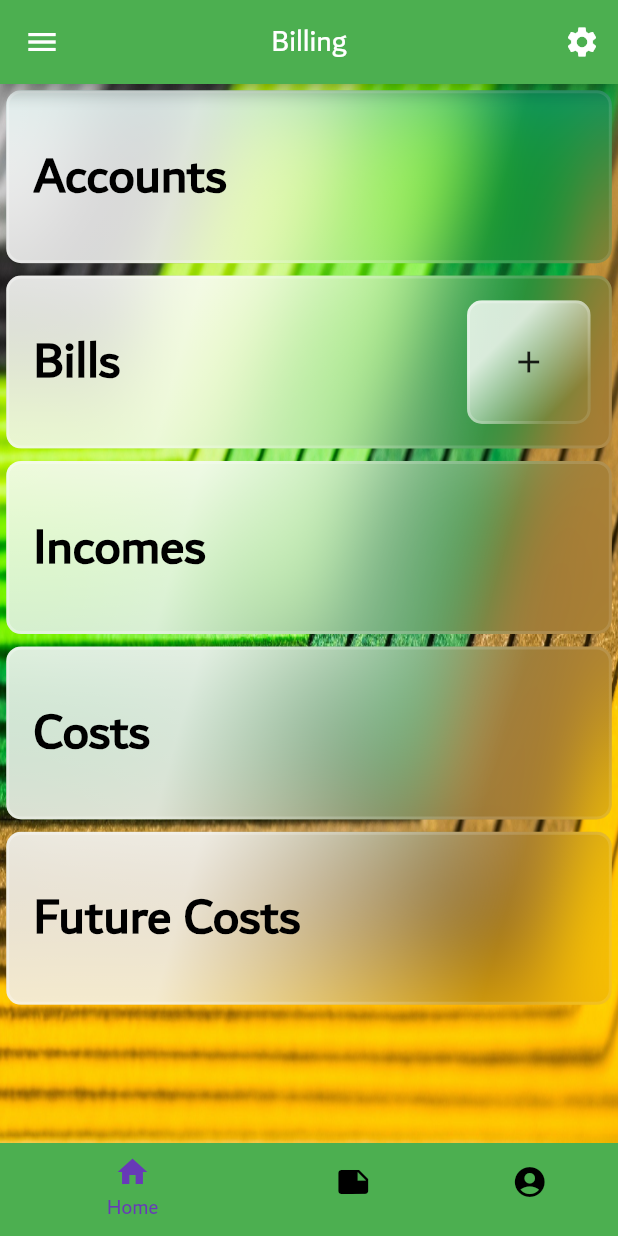
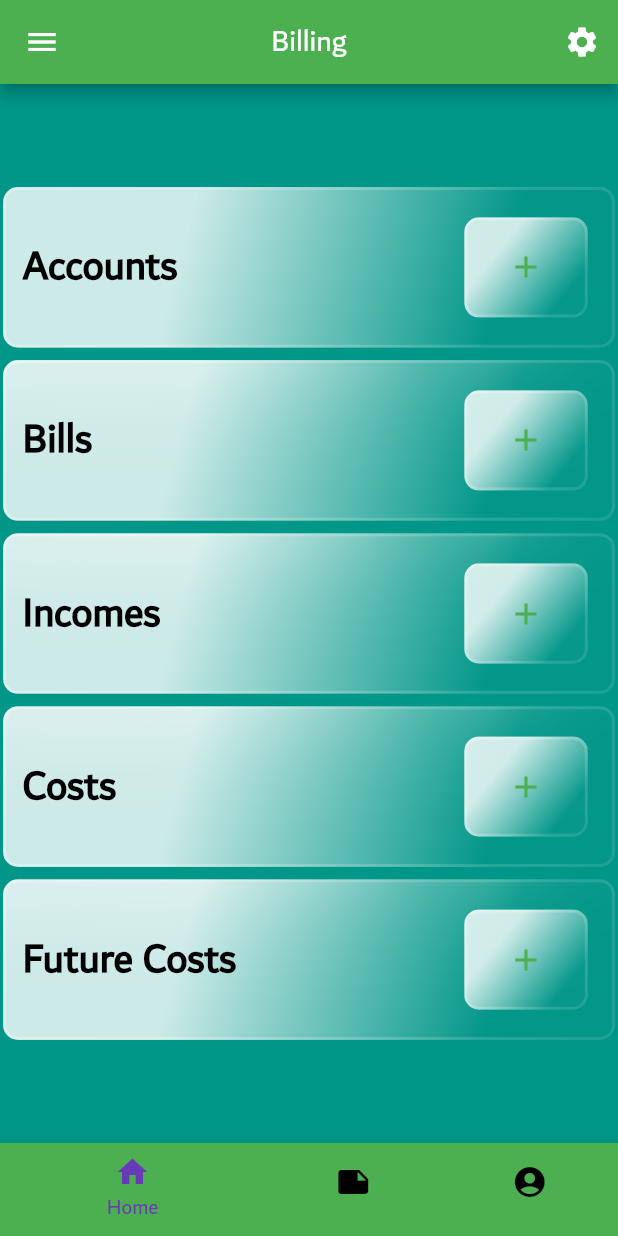
Before and after one commit to abbasyazdanmehr/billing-app-flutter, a Flutter app: the screen it shows after launch, on a phone screen of 412 x 824 dp. Run offline on Flutter 3.47's test engine with Material 2 defaults, Android fonts, the phone set to English and light mode, and no system bars; drawn by our look-alikes of glassmorphism; our stand-ins replace get, sizer, sqflite; accounts and stored records are empty.

Commit message:
some ui change.

```diff
--- a/lib/constants/constants.dart
+++ b/lib/constants/constants.dart
@@ -1,5 +1,8 @@
+import 'package:billing_app/views/profile_views/settings_view.dart';
 import 'package:flutter/material.dart';
+import 'package:get/get.dart';
 import 'package:glassmorphism/glassmorphism.dart';
+import 'package:sizer/sizer.dart';
 
 class Constants {
   static const Color themeColor = Colors.green;
@@ -12,7 +15,13 @@ class Constants {
     return AppBar(
       title: Text('Billing'),
       centerTitle: true,
-      actions: [IconButton(onPressed: () {}, icon: Icon(Icons.settings))],
+      actions: [
+        IconButton(
+            onPressed: () {
+              Get.to(SettingsView());
+            },
+            icon: Icon(Icons.settings))
+      ],
     );
   }
 
@@ -33,7 +42,8 @@ class Constants {
       {BuildContext context, heightRatio, widthRatio, Widget content}) {
     final Size size = MediaQuery.of(context).size;
     return Padding(
-      padding: EdgeInsets.all(0.01 * size.width),
+      padding: EdgeInsets.symmetric(
+          vertical: 0.005 * size.height, horizontal: 0.005 * size.width),
       child: Container(
         width: size.width * widthRatio,
         height: size.height * heightRatio,
@@ -64,10 +74,7 @@ class Constants {
               Color((0xFFFFFFFF)).withOpacity(0.1),
             ],
           ),
-          child: Padding(
-            padding: EdgeInsets.all(10),
-            child: content,
-          ),
+          child: content,
         ),
       ),
     );
--- a/lib/views/base_view.dart
+++ b/lib/views/base_view.dart
@@ -61,10 +61,6 @@ class _BaseViewState extends State<BaseView> {
           Container(
             width: size.width,
             height: size.height,
-            child: Image.asset(
-              'assets/images/colori.jpg',
-              fit: BoxFit.fill,
-            ),
           ),
           showScreen(),
         ],
--- a/lib/views/home_view.dart
+++ b/lib/views/home_view.dart
@@ -3,7 +3,9 @@ import 'package:billing_app/controllers/lists_controller.dart';
 import 'package:billing_app/controllers/small_object_controller.dart';
 import 'package:billing_app/enums/turnover_type.dart';
 import 'package:billing_app/views/home_views/accounts_list_view.dart';
+import 'package:billing_app/views/home_views/add_account_view.dart';
 import 'package:billing_app/views/home_views/add_bill_view.dart';
+import 'package:billing_app/views/home_views/add_turnover_view.dart';
 import 'package:billing_app/views/home_views/bills_list_view.dart';
 import 'package:billing_app/views/home_views/turnovers_list_view.dart';
 import 'package:flutter/cupertino.dart';
@@ -16,108 +18,16 @@ class HomeView extends StatelessWidget {
   final smallController = Get.put(SmallObjectController());
   @override
   Widget build(BuildContext context) {
-    Widget accounts(context) {
-      return Constants.responsiveGlassBlock(
-        context: context,
-        widthRatio: 1,
-        heightRatio: 0.14,
-        content: TextButton(
-          onPressed: () {
-            Get.to(AccountsListView());
-          },
-          child: Align(
-            alignment: Alignment.centerLeft,
-            child: Text(
-              'Accounts',
-              style: TextStyle(
-                color: Constants.darkColor,
-                fontSize: 25.sp,
-                fontWeight: FontWeight.bold,
-              ),
-            ),
-          ),
-        ),
-      );
-    }
-
-    Widget incomes(context) {
-      return Constants.responsiveGlassBlock(
-        context: context,
-        widthRatio: 1,
-        heightRatio: 0.14,
-        content: TextButton(
-          onPressed: () {
-            smallController.setTurnOver(TurnoverType.Income);
-            Get.to(TurnoversListView());
-          },
-          child: Align(
-            alignment: Alignment.centerLeft,
-            child: Text(
-              'Incomes',
-              style: TextStyle(
-                color: Constants.darkColor,
-                fontSize: 25.sp,
-                fontWeight: FontWeight.bold,
-              ),
-            ),
-          ),
-        ),
-      );
-    }
-
-    Widget costs(context) {
-      return Constants.responsiveGlassBlock(
-        context: context,
-        widthRatio: 1,
-        heightRatio: 0.14,
-        content: TextButton(
-          onPressed: () {
-            smallController.setTurnOver(TurnoverType.Cost);
-            Get.to(TurnoversListView());
-          },
-          child: Align(
-            alignment: Alignment.centerLeft,
-            child: Text(
-              'Costs',
-              style: TextStyle(
-                color: Constants.darkColor,
-                fontSize: 25.sp,
-                fontWeight: FontWeight.bold,
-              ),
-            ),
-          ),
-        ),
-      );
-    }
-
-    Widget addBill() {
-      return Constants.responsiveGlassBlock(
-        context: context,
-        widthRatio: 0.2,
-        heightRatio: 0.1,
-        content: Center(
-          child: IconButton(
-            onPressed: () {
-              Get.to(AddBillView());
-            },
-            icon: Icon(Icons.add),
-          ),
-        ),
-      );
-    }
-
-    Widget listBills() {
-      return TextButton(
-        onPressed: () {
-          Get.to(BillsListView());
-        },
+    Widget listBlock(String choiceText) {
+      return Padding(
+        padding: const EdgeInsets.all(5),
         child: Align(
           alignment: Alignment.centerLeft,
           child: Text(
-            'Bills',
+            choiceText,
             style: TextStyle(
               color: Constants.darkColor,
-              fontSize: 25.sp,
+              fontSize: 20.sp,
               fontWeight: FontWeight.bold,
             ),
           ),
@@ -125,56 +35,78 @@ class HomeView extends StatelessWidget {
       );
     }
 
-    Widget bills(context) {
-      return Constants.responsiveGlassBlock(
-        context: context,
-        widthRatio: 1,
-        heightRatio: 0.14,
-        content: Row(
-          mainAxisAlignment: MainAxisAlignment.spaceBetween,
-          children: [
-            listBills(),
-            addBill(),
-          ],
-        ),
-      );
-    }
-
-    Widget futureCosts(context) {
-      return Constants.responsiveGlassBlock(
-        context: context,
-        widthRatio: 1,
-        heightRatio: 0.14,
-        content: TextButton(
-          onPressed: () {
+    Widget addBlock(choiceText) {
+      return TextButton(
+        onPressed: () {
+          if (choiceText == 'Accounts') {
+            Get.to(AddAccountView());
+          } else if (choiceText == 'Bills') {
+            Get.to(AddBillView());
+          } else if (choiceText == 'Incomes') {
+            smallController.setTurnOver(TurnoverType.Income);
+            Get.to(AddTurnoverView());
+          } else if (choiceText == 'Costs') {
+            smallController.setTurnOver(TurnoverType.Cost);
+            Get.to(AddTurnoverView());
+          } else {
+            // Future Costs
             smallController.setTurnOver(TurnoverType.FutureCost);
-            Get.to(TurnoversListView());
-          },
-          child: Align(
-            alignment: Alignment.centerLeft,
-            child: Text(
-              'Future Costs',
-              style: TextStyle(
-                color: Constants.darkColor,
-                fontSize: 25.sp,
-                fontWeight: FontWeight.bold,
-              ),
-            ),
+            Get.to(AddTurnoverView());
+          }
+        },
+        child: Constants.responsiveGlassBlock(
+          context: context,
+          widthRatio: 0.2,
+          heightRatio: 0.1,
+          content: Center(
+            child: Icon(Icons.add),
           ),
         ),
       );
     }
 
-    return SingleChildScrollView(
-      child: Column(
-        crossAxisAlignment: CrossAxisAlignment.center,
-        children: [
-          accounts(context),
-          bills(context),
-          incomes(context),
-          costs(context),
-          futureCosts(context),
-        ],
+    choiceBlock(choiceText) {
+      return Constants.responsiveGlassBlock(
+        context: context,
+        widthRatio: 1,
+        heightRatio: 0.13,
+        content: TextButton(
+            onPressed: () {
+              if (choiceText == 'Accounts') {
+                Get.to(AccountsListView());
+              } else if (choiceText == 'Bills') {
+                Get.to(BillsListView());
+              } else if (choiceText == 'Incomes') {
+                smallController.setTurnOver(TurnoverType.Income);
+                Get.to(TurnoversListView());
+              } else if (choiceText == 'Costs') {
+                smallController.setTurnOver(TurnoverType.Cost);
+                Get.to(TurnoversListView());
+              } else {
+                // Future Costs
+                smallController.setTurnOver(TurnoverType.FutureCost);
+                Get.to(TurnoversListView());
+              }
+            },
+            child: Row(
+              mainAxisAlignment: MainAxisAlignment.spaceBetween,
+              children: [listBlock(choiceText), addBlock(choiceText)],
+            )),
+      );
+    }
+
+    return Center(
+      child: SingleChildScrollView(
+        child: Column(
+          crossAxisAlignment: CrossAxisAlignment.center,
+          children: [
+            choiceBlock('Accounts'),
+            choiceBlock('Bills'),
+            choiceBlock('Incomes'),
+            choiceBlock('Costs'),
+            choiceBlock('Future Costs'),
+          ],
+        ),
       ),
     );
   }
--- a/lib/views/profile_view.dart
+++ b/lib/views/profile_view.dart
@@ -22,7 +22,7 @@ class ProfileView extends StatelessWidget {
             if (choiceText == 'Profile Data') {
               Get.to(PersonalDataView());
             } else if (choiceText == 'Settings') {
-              Get.to(Settings());
+              Get.to(SettingsView());
             } else if (choiceText == 'About Us') {
               Get.to(AboutUsView());
             } else if (choiceText == 'My Bank Accounts') {
```
Also changed, not shown: lib/views/home_views/add_account_view.dart (+15 -8 lines), lib/views/home_views/add_bill_view.dart (+14 -10 lines), lib/views/home_views/add_turnover_view.dart (+22 -7 lines), lib/views/profile_views/settings_view.dart (+3 -5 lines).
